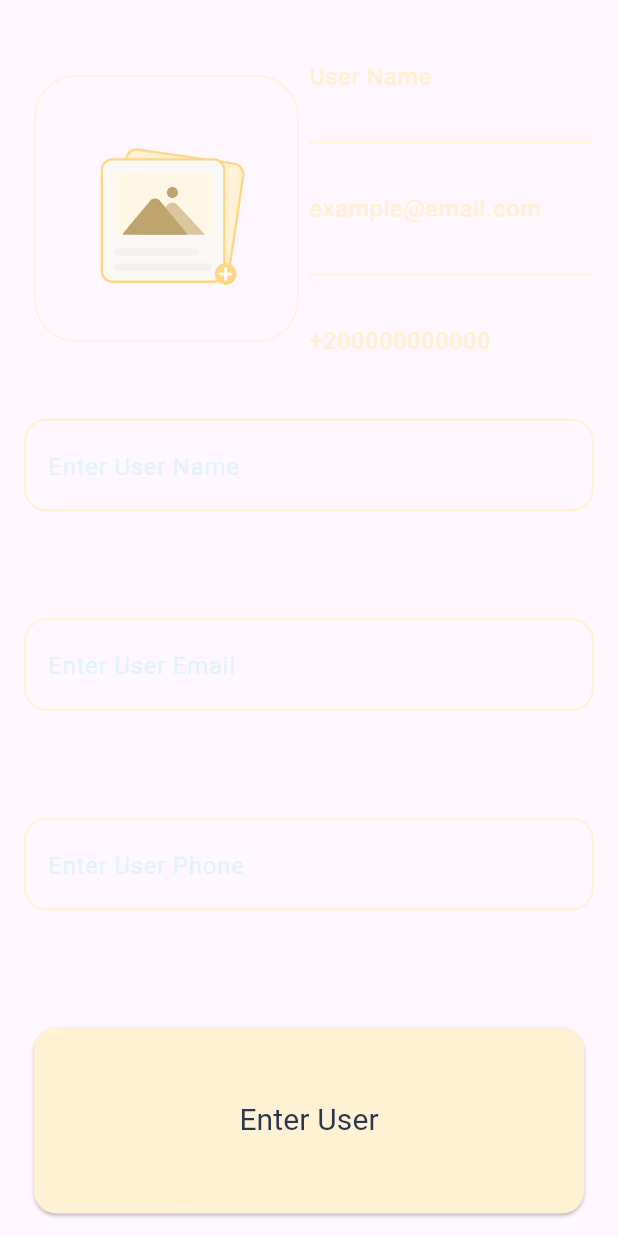
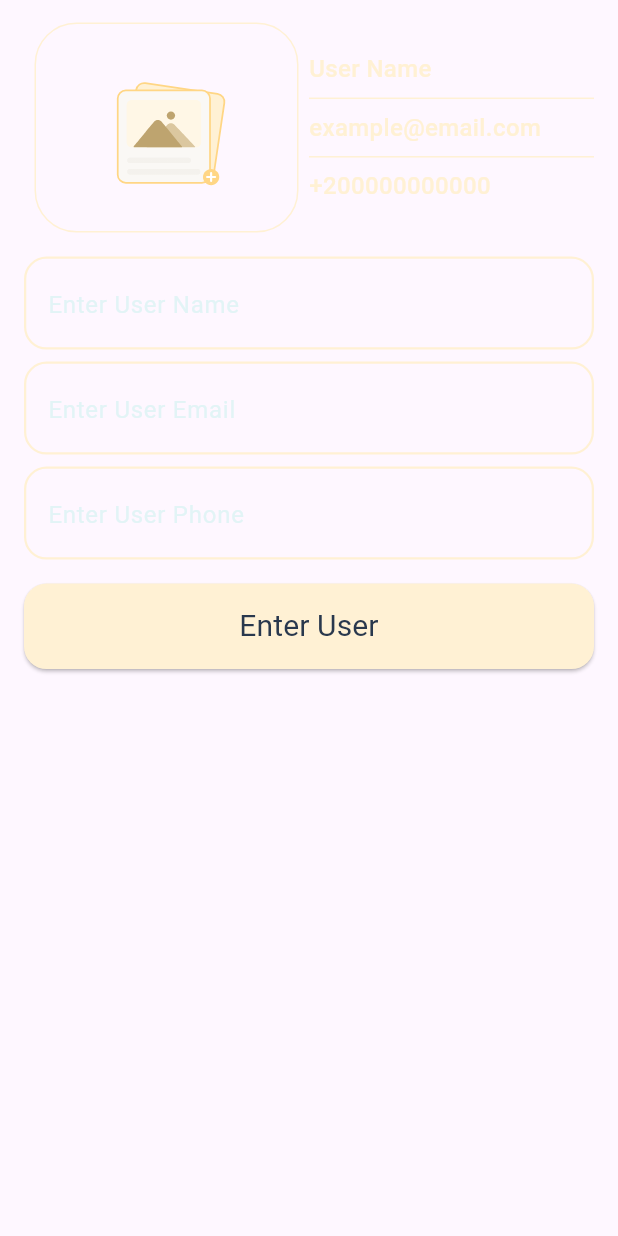
Before and after one commit to Ziad112002/contact_app, a Flutter app: the AddContact widget shown alone on an empty page, opened directly, on a phone screen of 412 x 824 dp. Run offline on Flutter 3.47's test engine with Material 3 defaults, Android fonts, the phone set to English and light mode, and no system bars; our stand-ins replace hive, hive_flutter, image_picker, lottie; accounts and stored records are empty.

Commit message:
make modal bottom sheet is scrollable

```diff
--- a/lib/screens/home_screen.dart
+++ b/lib/screens/home_screen.dart
@@ -32,7 +32,6 @@ class _HomeScreenState extends State<HomeScreen> {
       floatingActionButton: ValueListenableBuilder(
         valueListenable: box.listenable(),
     builder: (context, Box<ContactModel> box, _) {
-
      return Column(
         mainAxisAlignment: MainAxisAlignment.end,
         children: [
@@ -45,13 +44,12 @@ class _HomeScreenState extends State<HomeScreen> {
           ),
           if (box.isNotEmpty && box.length < 6)
           const SizedBox(height: 8),
-
-
           if (box.length < 6) FloatingActionButton(
             backgroundColor: AppColors.gold,
             child: const Icon(Icons.add, color: AppColors.darkBlue),
             onPressed: () {
               showModalBottomSheet(
+                isScrollControlled: true,
                 context: context,
                 backgroundColor: AppColors.darkBlue,
 
@@ -63,7 +61,6 @@ class _HomeScreenState extends State<HomeScreen> {
         ],
       );
     },
-
       ),
       appBar: AppBar(
         backgroundColor: AppColors.darkBlue,
--- a/lib/widgets/add_contact.dart
+++ b/lib/widgets/add_contact.dart
@@ -46,41 +46,42 @@ class _AddContactState extends State<AddContact> {
   }
 
   String? name, email, phoneNumber;
-  final ImagePicker picker = ImagePicker();
-  File? selectedImage;
   @override
   Widget build(BuildContext context) {
-    return Form(
+    return AnimatedPadding(
+      duration: const Duration(milliseconds: 250),
+      curve: Curves.easeOut,
+      padding: EdgeInsets.only(
+        bottom: MediaQuery.of(context).viewInsets.bottom, // ⭐ keyboard height
+      ),
+      child: SingleChildScrollView(
+        child: Form(
           key: formKey,
           autovalidateMode: autoValidateMode,
           child: Padding(
             padding: const EdgeInsets.symmetric(horizontal: 16, vertical: 15),
             child: Column(
+              mainAxisSize: MainAxisSize.min,
               children: [
-            Expanded(flex: 2, child: buildContactImage()),
+                buildShowContactItem(),
                 SizedBox(height: 16),
-            Expanded(
-              child: ContactTextField(
+                ContactTextField(
                   controller: nameCtrl,
                   hintText: "Enter User Name ",
                   onChanged: (value) {
                     name = value;
                   },
                 ),
-            ),
-            SizedBox(height: 9),
-            Expanded(
-              child: ContactTextField(
+                SizedBox(height: 8),
+                ContactTextField(
                   controller: emailCtrl,
                   hintText: "Enter User Email ",
                   onChanged: (value) {
                     email = value;
                   },
                 ),
-            ),
-            SizedBox(height: 9),
-            Expanded(
-              child: ContactTextField(
+                SizedBox(height: 8),
+                ContactTextField(
                   controller: phoneCtrl,
                   hintText: "Enter User Phone",
 
@@ -88,29 +89,29 @@ class _AddContactState extends State<AddContact> {
                     phoneNumber = value;
                   },
                 ),
+                SizedBox(height: 16),
+                buildElevatedButton(),
+              ],
             ),
-            SizedBox(height: 16),
-            Expanded(child: buildElevatedButton()),
-          ],
+          ),
         ),
       ),
     );
   }
 
-  Row buildContactImage() {
+  Row buildShowContactItem() {
     return Row(
       children: [
         Expanded(
           child: InkWell(
-            onTap: () async {
-              final image = await pickImage();
-              if (image != null) {
+            splashColor: Colors.transparent,
+            onTap: ()  {
                 setState(() {
-                  selectedImage = image;
+                  pickImage();
                 });
-              }
             },
             child: Container(
+              height: MediaQuery.of(context).size.height*.17,
               margin: EdgeInsets.symmetric(horizontal: 7),
               padding: EdgeInsets.symmetric(horizontal: 10, vertical: 11),
               decoration: BoxDecoration(
@@ -152,17 +153,19 @@ class _AddContactState extends State<AddContact> {
     );
   }
 
-  ElevatedButton buildElevatedButton() {
-    return ElevatedButton(
+  SizedBox buildElevatedButton() {
+    return SizedBox(
+      width: double.infinity,
+      child: ElevatedButton(
         style: ButtonStyle(
           backgroundColor: WidgetStatePropertyAll(AppColors.gold),
-        padding: WidgetStatePropertyAll(
-          EdgeInsets.symmetric(horizontal: 137, vertical: 17),
-        ),
           shape: WidgetStatePropertyAll(
             RoundedRectangleBorder(
               borderRadius: BorderRadiusGeometry.circular(15),
             ),
+          ),
+          padding: WidgetStatePropertyAll(
+            EdgeInsets.symmetric(vertical: 14)
           ),
         ),
         onPressed: () {
@@ -175,7 +178,8 @@ class _AddContactState extends State<AddContact> {
             }
           });
         },
-      child: Text("Enter User", style: AppTextStyle.darkBlue20Regular),
+        child: Text("Enter User",textAlign: TextAlign.center, style: AppTextStyle.darkBlue20Regular),
+      ),
     );
   }
 
--- a/lib/widgets/contact_info.dart
+++ b/lib/widgets/contact_info.dart
@@ -1,10 +1,8 @@
 import 'dart:io';
-
 import 'package:contact/models/contact_model.dart';
 import 'package:contact/styles/app_colors.dart';
 import 'package:contact/styles/app_text_style.dart';
 import 'package:flutter/material.dart';
-
 class ContactInfo extends StatelessWidget {
   const ContactInfo({super.key,required this.contact,required this.index});
   final ContactModel contact;
@@ -30,7 +28,6 @@ class ContactInfo extends StatelessWidget {
             ),
           ),
           SizedBox(height: 10),
-
           Expanded(
             child: buildInfoRow(
               Icon(Icons.wifi_calling_3_rounded, color: AppColors.darkBlue),
@@ -38,13 +35,11 @@ class ContactInfo extends StatelessWidget {
             ),
           ),
           SizedBox(height: 8),
-
           Expanded(flex: 2, child: buildDeleteButton()),
         ],
       ),
     );
   }
-
   Stack buildContactImage() {
     return Stack(
       children: [
@@ -82,7 +77,7 @@ class ContactInfo extends StatelessWidget {
       child: Row(
         children: [
           icon,
-          Text(info, style: AppTextStyle.darkBlue10Medium),
+          Flexible(child: Text(info,maxLines: 1,overflow: TextOverflow.ellipsis, style: AppTextStyle.darkBlue10Medium)),
         ],
       ),
     );
```
Lines whose indentation alone changed are shown as unchanged.
